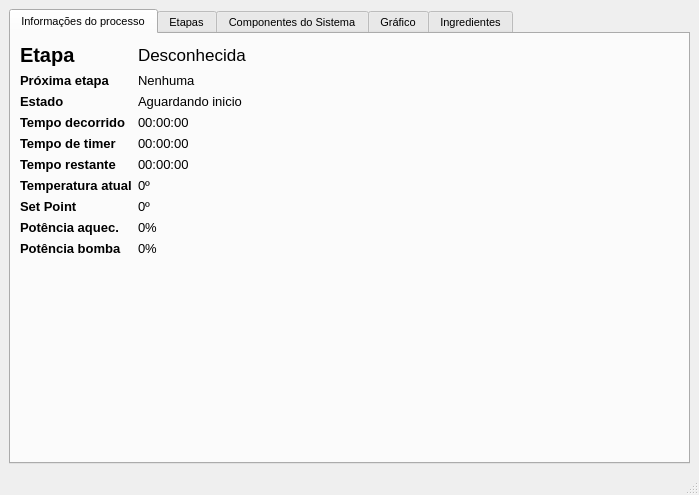
Before: the Qt Designer form mainwindow.ui in cristhianwb/BebumBrew, drawn with Qt 5.
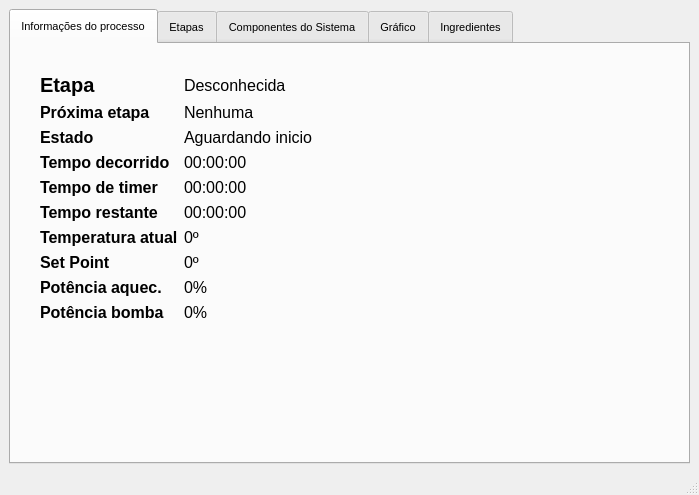
After: the same form once the commit is applied. The open tabs and pages were chosen to show the change. Icons and pictures are not drawn.

```diff
--- a/mainwindow.ui
+++ b/mainwindow.ui
@@ -31,11 +31,20 @@
         <pointsize>8</pointsize>
        </font>
       </property>
+      <property name="styleSheet">
+       <string notr="true">QTabBar::tab { height: 35px}</string>
+      </property>
       <property name="tabShape">
        <enum>QTabWidget::Rounded</enum>
       </property>
       <property name="currentIndex">
-       <number>1</number>
+       <number>0</number>
+      </property>
+      <property name="iconSize">
+       <size>
+        <width>16</width>
+        <height>16</height>
+       </size>
       </property>
       <property name="elideMode">
        <enum>Qt::ElideNone</enum>
@@ -59,6 +68,12 @@
           <property name="fieldGrowthPolicy">
            <enum>QFormLayout::AllNonFixedFieldsGrow</enum>
           </property>
+          <property name="leftMargin">
+           <number>20</number>
+          </property>
+          <property name="topMargin">
+           <number>20</number>
+          </property>
           <item row="0" column="0">
            <widget class="QLabel" name="label">
             <property name="baseSize">
@@ -98,7 +113,7 @@
            <widget class="QLabel" name="lbStage">
             <property name="font">
              <font>
-              <pointsize>13</pointsize>
+              <pointsize>12</pointsize>
              </font>
             </property>
             <property name="text">
@@ -110,7 +125,7 @@
            <widget class="QLabel" name="label_9">
             <property name="font">
              <font>
-              <pointsize>10</pointsize>
+              <pointsize>12</pointsize>
               <weight>75</weight>
               <bold>true</bold>
              </font>
@@ -124,7 +139,7 @@
            <widget class="QLabel" name="lbNextStage">
             <property name="font">
              <font>
-              <pointsize>10</pointsize>
+              <pointsize>12</pointsize>
              </font>
             </property>
             <property name="text">
@@ -136,7 +151,7 @@
            <widget class="QLabel" name="label_3">
             <property name="font">
              <font>
-              <pointsize>10</pointsize>
+              <pointsize>12</pointsize>
               <weight>75</weight>
               <bold>true</bold>
              </font>
@@ -150,7 +165,7 @@
            <widget class="QLabel" name="lbStatus">
             <property name="font">
              <font>
-              <pointsize>10</pointsize>
+              <pointsize>12</pointsize>
              </font>
             </property>
             <property name="text">
@@ -162,7 +177,7 @@
            <widget class="QLabel" name="label_4">
             <property name="font">
              <font>
-              <pointsize>10</pointsize>
+              <pointsize>12</pointsize>
               <weight>75</weight>
               <bold>true</bold>
              </font>
@@ -176,7 +191,7 @@
            <widget class="QLabel" name="lbStageTimeElapsed">
             <property name="font">
              <font>
-              <pointsize>10</pointsize>
+              <pointsize>12</pointsize>
              </font>
             </property>
             <property name="text">
@@ -188,7 +203,7 @@
            <widget class="QLabel" name="label_5">
             <property name="font">
              <font>
-              <pointsize>10</pointsize>
+              <pointsize>12</pointsize>
               <weight>75</weight>
               <bold>true</bold>
              </font>
@@ -202,7 +217,7 @@
            <widget class="QLabel" name="lbTimerTimeElapsed">
             <property name="font">
              <font>
-              <pointsize>10</pointsize>
+              <pointsize>12</pointsize>
              </font>
             </property>
             <property name="text">
@@ -214,7 +229,7 @@
            <widget class="QLabel" name="label_6">
             <property name="font">
              <font>
-              <pointsize>10</pointsize>
+              <pointsize>12</pointsize>
               <weight>75</weight>
               <bold>true</bold>
              </font>
@@ -228,7 +243,7 @@
            <widget class="QLabel" name="lbTimerTimeRemaining">
             <property name="font">
              <font>
-              <pointsize>10</pointsize>
+              <pointsize>12</pointsize>
              </font>
             </property>
             <property name="text">
@@ -240,7 +255,7 @@
            <widget class="QLabel" name="label_7">
             <property name="font">
              <font>
-              <pointsize>10</pointsize>
+              <pointsize>12</pointsize>
               <weight>75</weight>
               <bold>true</bold>
              </font>
@@ -254,7 +269,7 @@
            <widget class="QLabel" name="lbTemp">
             <property name="font">
              <font>
-              <pointsize>10</pointsize>
+              <pointsize>12</pointsize>
              </font>
             </property>
             <property name="text">
@@ -266,7 +281,7 @@
            <widget class="QLabel" name="label_13">
             <property name="font">
              <font>
-              <pointsize>10</pointsize>
+              <pointsize>12</pointsize>
               <weight>75</weight>
               <bold>true</bold>
              </font>
@@ -280,7 +295,7 @@
            <widget class="QLabel" name="lbSetPoint">
             <property name="font">
              <font>
-              <pointsize>10</pointsize>
+              <pointsize>12</pointsize>
              </font>
             </property>
             <property name="text">
@@ -292,7 +307,7 @@
            <widget class="QLabel" name="label_12">
             <property name="font">
              <font>
-              <pointsize>10</pointsize>
+              <pointsize>12</pointsize>
               <weight>75</weight>
               <bold>true</bold>
              </font>
@@ -306,7 +321,7 @@
            <widget class="QLabel" name="lbHeaterPower">
             <property name="font">
              <font>
-              <pointsize>10</pointsize>
+              <pointsize>12</pointsize>
              </font>
             </property>
             <property name="text">
@@ -318,7 +333,7 @@
            <widget class="QLabel" name="label_8">
             <property name="font">
              <font>
-              <pointsize>10</pointsize>
+              <pointsize>12</pointsize>
               <weight>75</weight>
               <bold>true</bold>
              </font>
@@ -332,7 +347,7 @@
            <widget class="QLabel" name="lbPumpPower">
             <property name="font">
              <font>
-              <pointsize>10</pointsize>
+              <pointsize>12</pointsize>
              </font>
             </property>
             <property name="text">
```
Left out of the diff: 4 changed lines with no effect on the pictures.
